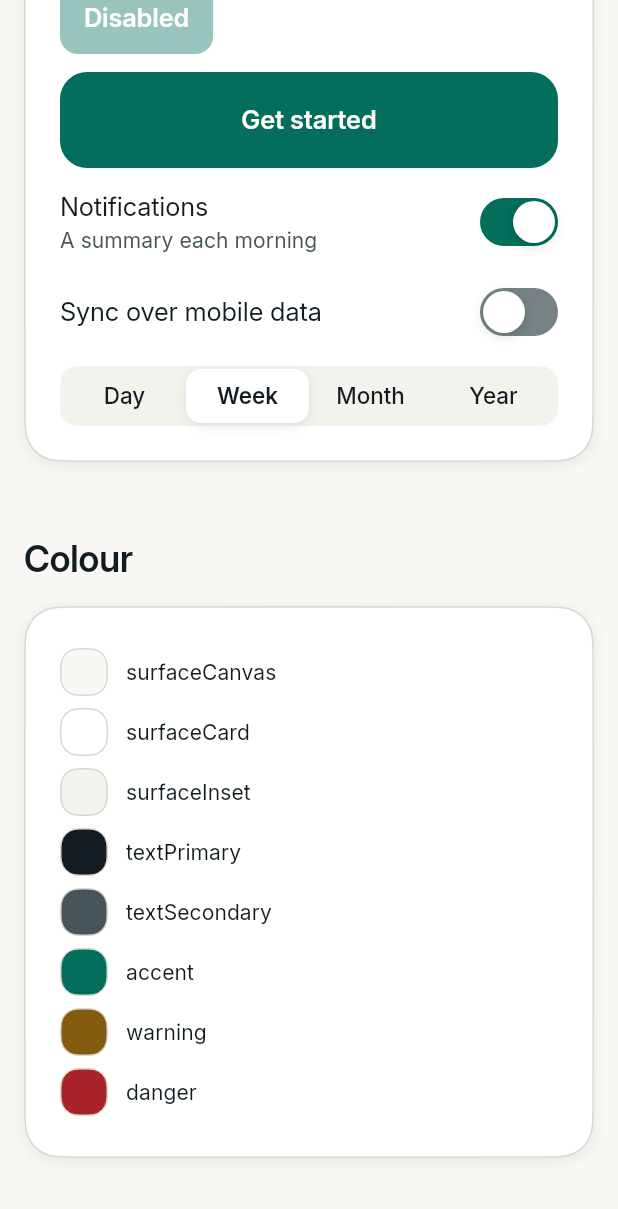
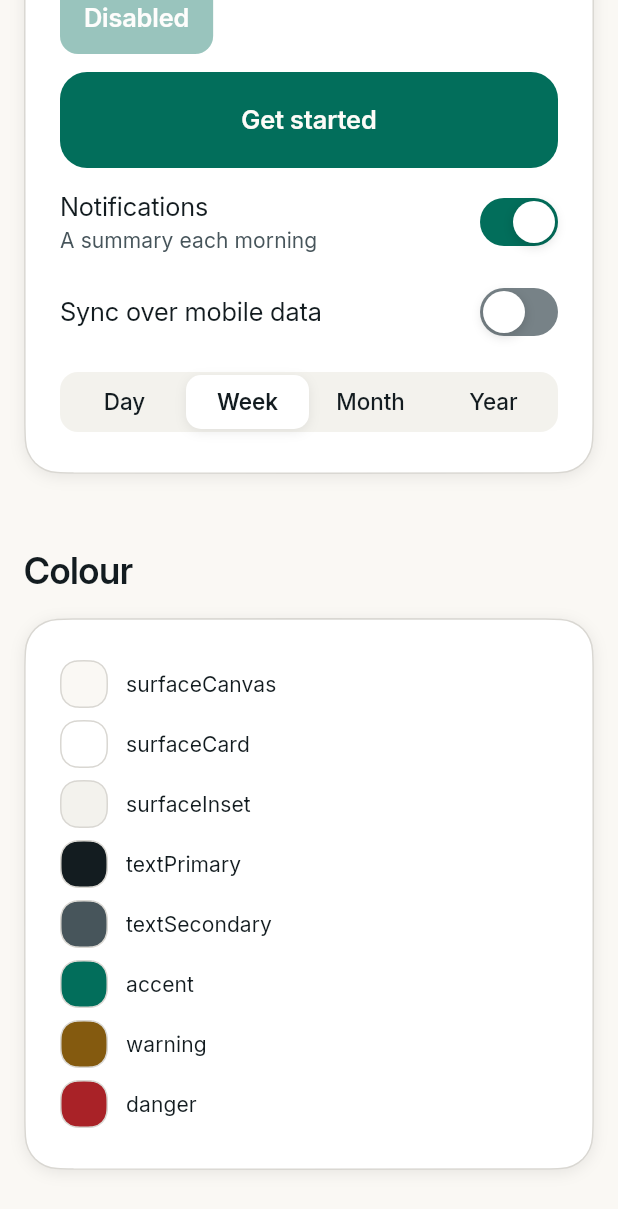
Before and after one commit to RenzSamilo/Aurum, a Flutter app: the screen it shows after launch, scrolled down 576 dp, on a phone screen of 412 x 824 dp. Shown: the top 1209 px of the screen. Run offline on Flutter 3.47's test engine with Material 3 defaults, Android fonts, the phone set to English and light mode, and no system bars; missing offline and left inert: phosphor_glyphs.

Commit message:
Address review: semantic tap on labelled buttons, shrink-wrapped height, 48 segment targets, no press scale with animations off
Co-Authored-By: Claude Opus 5.5 <noreply@anthropic.com>
Claude-Session: https://claude.ai/code/session_01KYi41WbMGti24Q3HKJmoDC

```diff
--- a/packages/flutter/lib/src/controls/aurum_button.dart
+++ b/packages/flutter/lib/src/controls/aurum_button.dart
@@ -114,7 +114,7 @@ class _AurumButtonState extends State<AurumButton> {
       constraints: BoxConstraints(minHeight: height, minWidth: iconOnly ? height : 0),
       padding: EdgeInsets.symmetric(horizontal: iconOnly ? 0 : hPad),
       decoration: ShapeDecoration(shape: shape, color: Color.alphaBlend(fg.withValues(alpha: overlay), bg)),
-      child: Center(widthFactor: widget.fullWidth ? null : 1, child: content),
+      child: Center(widthFactor: widget.fullWidth ? null : 1, heightFactor: 1, child: content),
     );
     if (widget.size == AurumButtonSize.sm) {
       // Keep a 48 hit area (Android's minimum; iOS asks for 44) around the 32 visual.
@@ -126,6 +126,8 @@ class _AurumButtonState extends State<AurumButton> {
       enabled: _enabled,
       label: widget.semanticLabel,
       excludeSemantics: widget.semanticLabel != null,
+      // Excluding descendants drops the gesture's tap action, so restore it here.
+      onTap: _enabled && widget.semanticLabel != null ? _activate : null,
       child: FocusableActionDetector(
         enabled: _enabled,
         mouseCursor: _enabled ? SystemMouseCursors.click : SystemMouseCursors.basic,
--- a/packages/flutter/lib/src/controls/aurum_segmented_control.dart
+++ b/packages/flutter/lib/src/controls/aurum_segmented_control.dart
@@ -112,13 +112,23 @@ class _AurumSegmentedControlState<T> extends State<AurumSegmentedControl<T>> wit
     final thumbColor = dark ? c.borderDecorative : c.surfaceElevated;
     final enabled = widget.onChanged != null;
 
+    // The track stays compact; the tap targets extend above and below it to 48.
+    final trackHeight = height + 2 * pad;
+    final hitHeight = trackHeight < AurumSize.target ? AurumSize.target : trackHeight;
+
     return Focus(
       canRequestFocus: enabled,
       onKeyEvent: _onKey,
       onFocusChange: (v) => setState(() => _focused = v),
       child: Opacity(
         opacity: enabled ? 1 : 0.4,
+        child: SizedBox(
+          height: hitHeight,
+          child: Stack(alignment: Alignment.center, children: [
+            Positioned.fill(
+              child: Center(
                 child: Container(
+                  height: trackHeight,
                   padding: const EdgeInsets.all(pad),
                   decoration: ShapeDecoration(
                     color: c.surfaceInset,
@@ -128,9 +138,8 @@ class _AurumSegmentedControlState<T> extends State<AurumSegmentedControl<T>> wit
                     ),
                   ),
                   child: LayoutBuilder(builder: (context, box) {
-            final w = box.maxWidth.isFinite ? box.maxWidth / n : null;
+                    final w = box.maxWidth / n;
                     return Stack(children: [
-              if (w != null)
                       AnimatedBuilder(
                         animation: _pos,
                         builder: (context, _) => PositionedDirectional(
@@ -147,11 +156,18 @@ class _AurumSegmentedControlState<T> extends State<AurumSegmentedControl<T>> wit
                           ),
                         ),
                       ),
-              Row(children: [
-                for (var i = 0; i < n; i++) Expanded(child: _segment(context, i, height)),
-              ]),
                     ]);
                   }),
+                ),
+              ),
+            ),
+            Padding(
+              padding: const EdgeInsets.symmetric(horizontal: pad),
+              child: Row(children: [
+                for (var i = 0; i < n; i++) Expanded(child: _segment(context, i, hitHeight)),
+              ]),
+            ),
+          ]),
         ),
       ),
     );
@@ -183,7 +199,7 @@ class _AurumSegmentedControlState<T> extends State<AurumSegmentedControl<T>> wit
         child: MouseRegion(
           cursor: active ? SystemMouseCursors.click : SystemMouseCursors.basic,
           child: AnimatedScale(
-            scale: _pressed == i ? AurumMotion.pressScaleControl : 1,
+            scale: _pressed == i && AurumMotion.control.shouldAnimate(context) ? AurumMotion.pressScaleControl : 1,
             duration: AurumMotion.press,
             curve: AurumMotion.easeStandard,
             child: SizedBox(
```
Also changed, not shown: 2 other files. Lines whose indentation alone changed are shown as unchanged.
